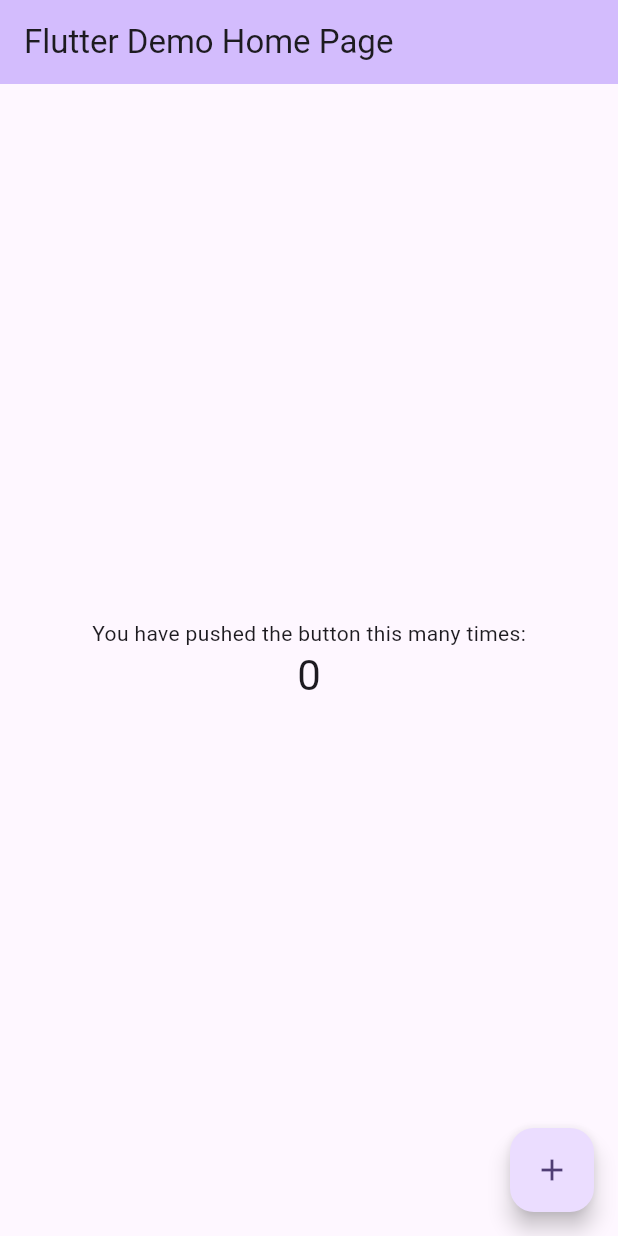
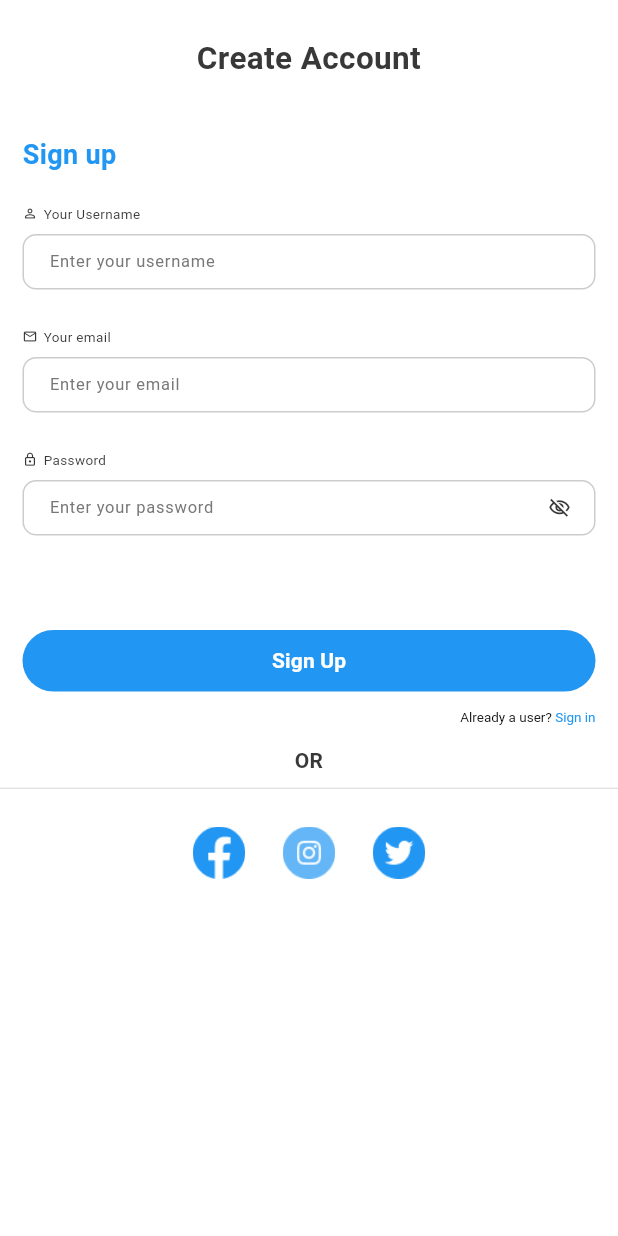
Before and after one commit to YahiaAshraf-CS/advanced_to_do_list, a Flutter app: the screen it shows after launch, on a phone screen of 412 x 824 dp. Run offline on Flutter 3.47's test engine with Material 3 defaults, Android fonts, the phone set to English and light mode, and no system bars.

Commit message:
feat: -build sign-up ui

```diff
--- a/lib/main.dart
+++ b/lib/main.dart
@@ -1,4 +1,5 @@
 import 'package:flutter/material.dart';
+import 'screens/sign_up_screen.dart';
 
 void main() {
   runApp(const MyApp());
@@ -7,116 +8,13 @@ void main() {
 class MyApp extends StatelessWidget {
   const MyApp({super.key});
 
-  // This widget is the root of your application.
   @override
   Widget build(BuildContext context) {
     return MaterialApp(
-      title: 'Flutter Demo',
-      theme: ThemeData(
-        // This is the theme of your application.
-        //
-        // TRY THIS: Try running your application with "flutter run". You'll see
-        // the application has a purple toolbar. Then, without quitting the app,
-        // try changing the seedColor in the colorScheme below to Colors.green
-        // and then invoke "hot reload" (save your changes or press the "hot
-        // reload" button in a Flutter-supported IDE, or press "r" if you used
-        // the command line to start the app).
-        //
-        // Notice that the counter didn't reset back to zero; the application
-        // state is not lost during the reload. To reset the state, use hot
-        // restart instead.
-        //
-        // This works for code too, not just values: Most code changes can be
-        // tested with just a hot reload.
-        colorScheme: .fromSeed(seedColor: Colors.deepPurple),
-      ),
-      home: const MyHomePage(title: 'Flutter Demo Home Page'),
+      debugShowCheckedModeBanner: false,
+      title: 'Advanced To Do List',
+      theme: ThemeData(useMaterial3: true),
+      home: const SignUpScreen(),
     );
   }
 }
-
-class MyHomePage extends StatefulWidget {
-  const MyHomePage({super.key, required this.title});
-
-  // This widget is the home page of your application. It is stateful, meaning
-  // that it has a State object (defined below) that contains fields that affect
-  // how it looks.
-
-  // This class is the configuration for the state. It holds the values (in this
-  // case the title) provided by the parent (in this case the App widget) and
-  // used by the build method of the State. Fields in a Widget subclass are
-  // always marked "final".
-
-  final String title;
-
-  @override
-  State<MyHomePage> createState() => _MyHomePageState();
-}
-
-class _MyHomePageState extends State<MyHomePage> {
-  int _counter = 0;
-
-  void _incrementCounter() {
-    setState(() {
-      // This call to setState tells the Flutter framework that something has
-      // changed in this State, which causes it to rerun the build method below
-      // so that the display can reflect the updated values. If we changed
-      // _counter without calling setState(), then the build method would not be
-      // called again, and so nothing would appear to happen.
-      _counter++;
-    });
-  }
-
-  @override
-  Widget build(BuildContext context) {
-    // This method is rerun every time setState is called, for instance as done
-    // by the _incrementCounter method above.
-    //
-    // The Flutter framework has been optimized to make rerunning build methods
-    // fast, so that you can just rebuild anything that needs updating rather
-    // than having to individually change instances of widgets.
-    return Scaffold(
-      appBar: AppBar(
-        // TRY THIS: Try changing the color here to a specific color (to
-        // Colors.amber, perhaps?) and trigger a hot reload to see the AppBar
-        // change color while the other colors stay the same.
-        backgroundColor: Theme.of(context).colorScheme.inversePrimary,
-        // Here we take the value from the MyHomePage object that was created by
-        // the App.build method, and use it to set our appbar title.
-        title: Text(widget.title),
-      ),
-      body: Center(
-        // Center is a layout widget. It takes a single child and positions it
-        // in the middle of the parent.
-        child: Column(
-          // Column is also a layout widget. It takes a list of children and
-          // arranges them vertically. By default, it sizes itself to fit its
-          // children horizontally, and tries to be as tall as its parent.
-          //
-          // Column has various properties to control how it sizes itself and
-          // how it positions its children. Here we use mainAxisAlignment to
-          // center the children vertically; the main axis here is the vertical
-          // axis because Columns are vertical (the cross axis would be
-          // horizontal).
-          //
-          // TRY THIS: Invoke "debug painting" (choose the "Toggle Debug Paint"
-          // action in the IDE, or press "p" in the console), to see the
-          // wireframe for each widget.
-          mainAxisAlignment: .center,
-          children: [
-            const Text('You have pushed the button this many times:'),
-            Text(
-              '$_counter',
-              style: Theme.of(context).textTheme.headlineMedium,
-            ),
-          ],
-        ),
-      ),
-      floatingActionButton: FloatingActionButton(
-        onPressed: _incrementCounter,
-        tooltip: 'Increment',
-        child: const Icon(Icons.add),
-      ),
-    );
-  }
-}
--- /dev/null
+++ b/lib/screens/sign_up_screen.dart
@@ -0,0 +1,357 @@
+import 'package:flutter/material.dart';
+
+class SignUpScreen extends StatefulWidget {
+  const SignUpScreen({super.key});
+
+  @override
+  State<SignUpScreen> createState() => _SignUpScreenState();
+}
+
+class _SignUpScreenState extends State<SignUpScreen> {
+  final _formKey = GlobalKey<FormState>();
+
+  final _nameController = TextEditingController();
+  final _emailController = TextEditingController();
+  final _passwordController = TextEditingController();
+
+  bool _obscurePassword = true;
+
+  static const Color blueColor = Color(0xFF2196F3);
+  static const Color textColor = Color(0xFF383838);
+  static const Color hintColor = Color(0xFF777777);
+  static const Color borderColor = Color(0xFFCCCCCC);
+
+  @override
+  void dispose() {
+    _nameController.dispose();
+    _emailController.dispose();
+    _passwordController.dispose();
+    super.dispose();
+  }
+
+  void _showMessage(String message) {
+    ScaffoldMessenger.of(
+      context,
+    ).showSnackBar(SnackBar(content: Text(message)));
+  }
+
+  void _signUp() {
+    if (_formKey.currentState!.validate()) {
+      _showMessage('Account details are valid!');
+    }
+  }
+
+  Widget _buildTextField({
+    required String label,
+    required String hint,
+    required TextEditingController controller,
+    required IconData icon,
+    TextInputType keyboardType = TextInputType.text,
+    bool isPassword = false,
+  }) {
+    return Column(
+      crossAxisAlignment: CrossAxisAlignment.start,
+      children: [
+        Row(
+          children: [
+            Icon(icon, size: 10, color: textColor),
+            const SizedBox(width: 4),
+            Text(label, style: const TextStyle(fontSize: 9, color: textColor)),
+          ],
+        ),
+        const SizedBox(height: 7),
+        SizedBox(
+          height: 37,
+          child: TextFormField(
+            controller: controller,
+            keyboardType: keyboardType,
+            obscureText: isPassword && _obscurePassword,
+            style: const TextStyle(color: textColor, fontSize: 11),
+            validator: (value) {
+              if (value == null || value.trim().isEmpty) {
+                return 'This field is required';
+              }
+
+              if (label == 'Your email' &&
+                  !RegExp(r'^[^@]+@[^@]+\.[^@]+$').hasMatch(value.trim())) {
+                return 'Enter a valid email';
+              }
+
+              if (isPassword && value.length < 6) {
+                return 'Password must be at least 6 characters';
+              }
+
+              return null;
+            },
+            decoration: InputDecoration(
+              hintText: hint,
+              hintStyle: const TextStyle(fontSize: 11, color: hintColor),
+              contentPadding: const EdgeInsets.symmetric(
+                horizontal: 14,
+                vertical: 0,
+              ),
+              suffixIcon: isPassword
+                  ? IconButton(
+                      padding: EdgeInsets.zero,
+                      onPressed: () {
+                        setState(() {
+                          _obscurePassword = !_obscurePassword;
+                        });
+                      },
+                      icon: Icon(
+                        _obscurePassword
+                            ? Icons.visibility_off_outlined
+                            : Icons.visibility_outlined,
+                        size: 15,
+                        color: textColor,
+                      ),
+                    )
+                  : null,
+              enabledBorder: OutlineInputBorder(
+                borderRadius: BorderRadius.circular(9),
+                borderSide: const BorderSide(color: borderColor),
+              ),
+              focusedBorder: OutlineInputBorder(
+                borderRadius: BorderRadius.circular(9),
+                borderSide: const BorderSide(color: blueColor, width: 1.2),
+              ),
+              errorBorder: OutlineInputBorder(
+                borderRadius: BorderRadius.circular(9),
+                borderSide: const BorderSide(color: Colors.red),
+              ),
+              focusedErrorBorder: OutlineInputBorder(
+                borderRadius: BorderRadius.circular(9),
+                borderSide: const BorderSide(color: Colors.red),
+              ),
+              errorStyle: const TextStyle(fontSize: 9),
+            ),
+          ),
+        ),
+      ],
+    );
+  }
+
+  // Social media icons
+  Widget _buildSocialButton({
+    required String assetPath,
+    required double size,
+    required String name,
+  }) {
+    return SizedBox(
+      width: 45,
+      height: 45,
+      child: GestureDetector(
+        onTap: () {
+          _showMessage('$name sign-in will be added later');
+        },
+        child: Center(
+          child: Image.asset(
+            assetPath,
+            width: size,
+            height: size,
+            fit: BoxFit.contain,
+            errorBuilder: (context, error, stackTrace) {
+              debugPrint('Image error for $assetPath: $error');
+              debugPrint('Stack trace: $stackTrace');
+
+              return const Icon(
+                Icons.broken_image,
+                color: Colors.red,
+                size: 22,
+              );
+            },
+          ),
+        ),
+      ),
+    );
+  }
+
+  @override
+  Widget build(BuildContext context) {
+    return Scaffold(
+      backgroundColor: Colors.white,
+      body: SafeArea(
+        child: LayoutBuilder(
+          builder: (context, constraints) {
+            return SingleChildScrollView(
+              child: ConstrainedBox(
+                constraints: BoxConstraints(minHeight: constraints.maxHeight),
+                child: Column(
+                  crossAxisAlignment: CrossAxisAlignment.stretch,
+                  children: [
+                    const SizedBox(height: 24),
+
+                    const Text(
+                      'Create Account',
+                      textAlign: TextAlign.center,
+                      style: TextStyle(
+                        fontSize: 21,
+                        fontWeight: FontWeight.bold,
+                        color: textColor,
+                      ),
+                    ),
+
+                    const SizedBox(height: 36),
+
+                    const Padding(
+                      padding: EdgeInsets.symmetric(horizontal: 15),
+                      child: Text(
+                        'Sign up',
+                        style: TextStyle(
+                          fontSize: 18,
+                          fontWeight: FontWeight.w600,
+                          color: blueColor,
+                        ),
+                      ),
+                    ),
+
+                    const SizedBox(height: 20),
+
+                    Padding(
+                      padding: const EdgeInsets.symmetric(horizontal: 15),
+                      child: Form(
+                        key: _formKey,
+                        child: Column(
+                          crossAxisAlignment: CrossAxisAlignment.stretch,
+                          children: [
+                            _buildTextField(
+                              label: 'Your Username',
+                              hint: 'Enter your username',
+                              controller: _nameController,
+                              icon: Icons.person_outline,
+                            ),
+
+                            const SizedBox(height: 25),
+
+                            _buildTextField(
+                              label: 'Your email',
+                              hint: 'Enter your email',
+                              controller: _emailController,
+                              icon: Icons.mail_outline,
+                              keyboardType: TextInputType.emailAddress,
+                            ),
+
+                            const SizedBox(height: 25),
+
+                            _buildTextField(
+                              label: 'Password',
+                              hint: 'Enter your password',
+                              controller: _passwordController,
+                              icon: Icons.lock_outline,
+                              isPassword: true,
+                            ),
+
+                            const SizedBox(height: 63),
+
+                            SizedBox(
+                              height: 41,
+                              child: ElevatedButton(
+                                onPressed: _signUp,
+                                style: ElevatedButton.styleFrom(
+                                  backgroundColor: blueColor,
+                                  foregroundColor: Colors.white,
+                                  elevation: 0,
+                                  shape: const StadiumBorder(),
+                                ),
+                                child: const Text(
+                                  'Sign Up',
+                                  style: TextStyle(
+                                    fontSize: 14,
+                                    fontWeight: FontWeight.bold,
+                                  ),
+                                ),
+                              ),
+                            ),
+
+                            const SizedBox(height: 12),
+
+                            Align(
+                              alignment: Alignment.centerRight,
+                              child: GestureDetector(
+                                onTap: () {
+                                  _showMessage(
+                                    'Sign in screen will be added later',
+                                  );
+                                },
+                                child: RichText(
+                                  text: const TextSpan(
+                                    style: TextStyle(
+                                      fontSize: 9,
+                                      color: Colors.black,
+                                    ),
+                                    children: [
+                                      TextSpan(text: 'Already a user? '),
+                                      TextSpan(
+                                        text: 'Sign in',
+                                        style: TextStyle(color: blueColor),
+                                      ),
+                                    ],
+                                  ),
+                                ),
+                              ),
+                            ),
+
+                            const SizedBox(height: 13),
+
+                            const Text(
+                              'OR',
+                              textAlign: TextAlign.center,
+                              style: TextStyle(
+                                fontSize: 14,
+                                fontWeight: FontWeight.w600,
+                                color: textColor,
+                              ),
+                            ),
+                          ],
+                        ),
+                      ),
+                    ),
+
+                    const SizedBox(height: 8),
+
+                    const Divider(
+                      height: 1,
+                      thickness: 0.7,
+                      color: Color(0xFFD8D8D8),
+                    ),
+
+                    const SizedBox(height: 20),
+
+                    Row(
+                      mainAxisAlignment: MainAxisAlignment.center,
+                      children: [
+                        _buildSocialButton(
+                          assetPath: 'assets/icons/facebook.png',
+                          size: 35,
+                          name: 'Facebook',
+                        ),
+
+                        const SizedBox(width: 15),
+
+                        _buildSocialButton(
+                          assetPath: 'assets/icons/instagram.png',
+                          size: 35,
+                          name: 'Instagram',
+                        ),
+
+                        const SizedBox(width: 15),
+
+                        _buildSocialButton(
+                          assetPath: 'assets/icons/twitter.png',
+                          size: 35,
+                          name: 'Twitter',
+                        ),
+                      ],
+                    ),
+
+                    const SizedBox(height: 30),
+                  ],
+                ),
+              ),
+            );
+          },
+        ),
+      ),
+    );
+  }
+}
```
Also changed, not shown: pubspec.yaml (+12 -62 lines), assets/icons/facebook.png (added), assets/icons/instagram.png (added), assets/icons/twitter.png (added), pubspec.lock.
